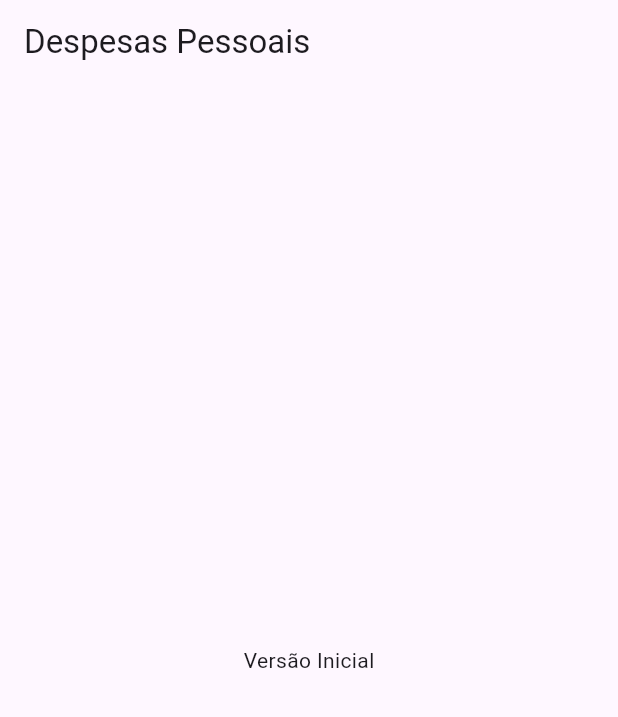
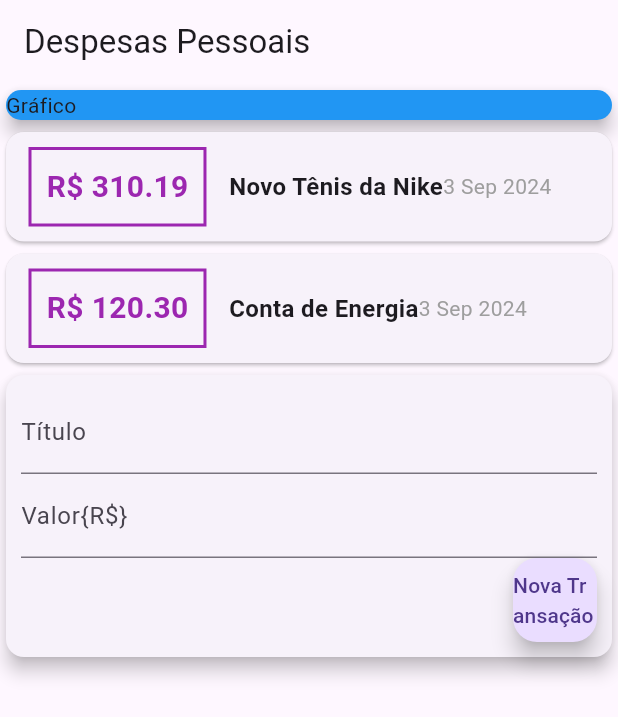
Before and after one commit to rogeriosantosdeveloper/weeklyexpenses, a Flutter app: the screen it shows after launch, on a phone screen of 412 x 824 dp. Shown: the top 717 px of the screen. Run offline on Flutter 3.47's test engine with Material 3 defaults, Android fonts, the phone set to English and light mode, and no system bars.

Commit message:
add components

```diff
--- /dev/null
+++ b/lib/components/transaction_list.dart
@@ -0,0 +1,14 @@
+import 'package:flutter/material.dart';
+import 'package:weeklyexpenses/models/transaction.dart';
+
+class TransactionList extends StatelessWidget {
+  final List<Transaction> transactions;
+
+  TransactionList(this.transactions);
+  @override
+  Widget build(BuildContext context) {
+    return Container(
+
+    );
+  }
+}
--- a/lib/main.dart
+++ b/lib/main.dart
@@ -1,5 +1,6 @@
 import 'package:flutter/material.dart';
-
+import 'package:weeklyexpenses/models/transaction.dart';
+import 'package:intl/intl.dart';
 main() => runApp(WeeklyExpenses());
 
 class WeeklyExpenses extends StatelessWidget{
@@ -12,14 +13,106 @@ class WeeklyExpenses extends StatelessWidget{
 }
 
 class MyHomePage extends StatelessWidget{
+  final _transactions = [
+    Transaction(id: 't1', title: 'Novo Tênis da Nike', value: 310.19, date: DateTime.now()),
+    Transaction(id: 't2', title: 'Conta de Energia', value: 120.30, date: DateTime.now()),
+  ];
   @override
   Widget build(BuildContext context) {
     return Scaffold(
       appBar: AppBar(
         title: const Text("Despesas Pessoais"),
       ),
-      body: const Center(
-      child:  Text("Versão Inicial")
+      body: Column(
+        crossAxisAlignment: CrossAxisAlignment.stretch,
+        children: <Widget>[
+          Container(
+            width: double.infinity,
+            child: Card(
+              color: Colors.blue,
+              child: Text('Gráfico'),
+              elevation: 5,
+            ),
+          ),
+          Column(
+            children: _transactions.map((tr){
+              return Card(
+                child: Row(
+                  children: <Widget>[
+                    Container(
+                      margin: const EdgeInsets.symmetric(
+                        horizontal: 15,
+                        vertical: 10
+                      ),
+                      decoration: BoxDecoration(
+                        border: Border.all(
+                          color: Colors.purple,
+                          width: 2,
+                        )
+                      ),
+                      padding: const EdgeInsets.all(10),
+                      child: Text(
+                        style: TextStyle(
+                          fontWeight: FontWeight.bold,
+                          fontSize: 20,
+                          color: Colors.purple
+                        ),
+                        'R\$ ${tr.value.toStringAsFixed(2)}',
+                      ),
+                    ),
+                    Column(
+                      crossAxisAlignment: CrossAxisAlignment.start,
+                      children: <Widget>[
+                        Text(
+                          style: TextStyle(
+                            fontSize: 16,
+                            fontWeight: FontWeight.bold
+                          ),
+                          tr.title
+                        ),
+                      ],
+                    ),
+                        Text(
+                          style: TextStyle(
+                            color: Colors.grey
+                          ),
+                          DateFormat('d MMM y').format(tr.date)
+                        ),
+                  ],
+                )
+              );
+            }).toList(),
+          ),
+          Card(
+            elevation: 5,
+            child: Padding(
+              padding: const EdgeInsets.all(10.0),
+              child: Column(
+                children: <Widget>[
+                  const TextField(
+                    decoration: InputDecoration(
+                      labelText: 'Título',
+                    ),
+                  ),
+                  const TextField(
+                    decoration: InputDecoration(
+                      labelText: 'Valor{R\$}'
+                    ),
+                  ),
+                  Row(
+                    mainAxisAlignment: MainAxisAlignment.end,
+                    children: [
+                      FloatingActionButton(
+                        onPressed: () {  },
+                        child: const Text('Nova Transação')
+                      ),
+                    ],
+                  )
+                ],
+              ),
+            ),
+          )
+        ],
       ),
     );
   }
--- /dev/null
+++ b/lib/models/transaction.dart
@@ -0,0 +1,18 @@
+import 'package:flutter/material.dart';
+
+class Transaction {
+  final String id;
+  final String title;
+  final double value;
+  final DateTime date;
+
+  Transaction({
+    required this.id,
+    required this.title,
+    required this.value,
+    required this.date
+  });
+
+
+
+}
--- a/pubspec.yaml
+++ b/pubspec.yaml
@@ -31,7 +31,7 @@ dependencies:
   flutter:
     sdk: flutter
 
-
+  intl: ^0.19.0
   # The following adds the Cupertino Icons font to your application.
   # Use with the CupertinoIcons class for iOS style icons.
   cupertino_icons: ^1.0.6
```
Also changed, not shown: pubspec.lock.
